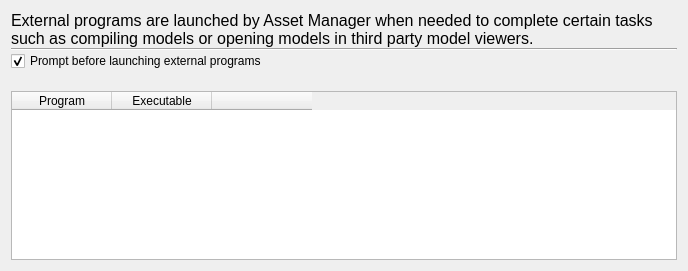
Above: src/hlam/ui/options/OptionsPageExternalPrograms.ui from SamVanheer/HalfLifeAssetManager before the change. Below: the same form after it.
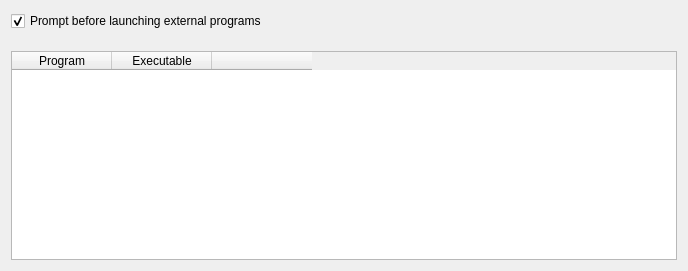
That is the form after the change.

Diff of the .ui file:
```diff
--- a/src/hlam/ui/options/OptionsPageExternalPrograms.ui
+++ b/src/hlam/ui/options/OptionsPageExternalPrograms.ui
@@ -22,30 +22,6 @@
      <property name="bottomMargin">
       <number>0</number>
      </property>
-     <item>
-      <widget class="QLabel" name="label_3">
-       <property name="font">
-        <font>
-         <pointsize>12</pointsize>
-         <weight>50</weight>
-         <bold>false</bold>
-        </font>
-       </property>
-       <property name="text">
-        <string>External programs are launched by Asset Manager when needed to complete certain tasks such as compiling models or opening models in third party model viewers.</string>
-       </property>
-       <property name="wordWrap">
-        <bool>true</bool>
-       </property>
-      </widget>
-     </item>
-     <item>
-      <widget class="Line" name="line">
-       <property name="orientation">
-        <enum>Qt::Horizontal</enum>
-       </property>
-      </widget>
-     </item>
      <item>
       <widget class="QCheckBox" name="PromptExternalProgramLaunch">
        <property name="text">
```
